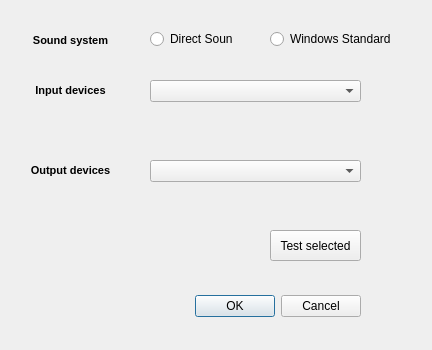
Before: the Qt Designer form TT_RemoteTranslation/sounddevices.ui in valikl/remote-translator, drawn with Qt 5.
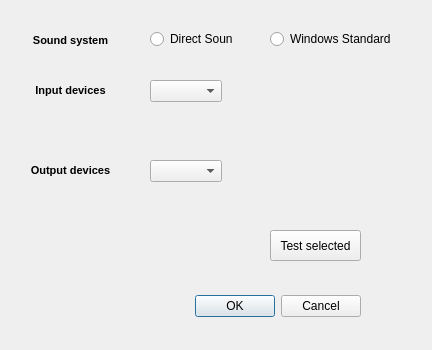
After: the same form once the commit is applied.

Patch:
```diff
--- a/TT_RemoteTranslation/sounddevices.ui
+++ b/TT_RemoteTranslation/sounddevices.ui
@@ -38,6 +38,9 @@
      <height>22</height>
     </rect>
    </property>
+   <property name="sizeAdjustPolicy">
+    <enum>QComboBox::AdjustToContents</enum>
+   </property>
   </widget>
   <widget class="QComboBox" name="OutputDevicesBox">
    <property name="geometry">
@@ -48,6 +51,9 @@
      <height>22</height>
     </rect>
    </property>
+   <property name="sizeAdjustPolicy">
+    <enum>QComboBox::AdjustToContents</enum>
+   </property>
   </widget>
   <widget class="QRadioButton" name="DirectSoundButton">
    <property name="geometry">
```
